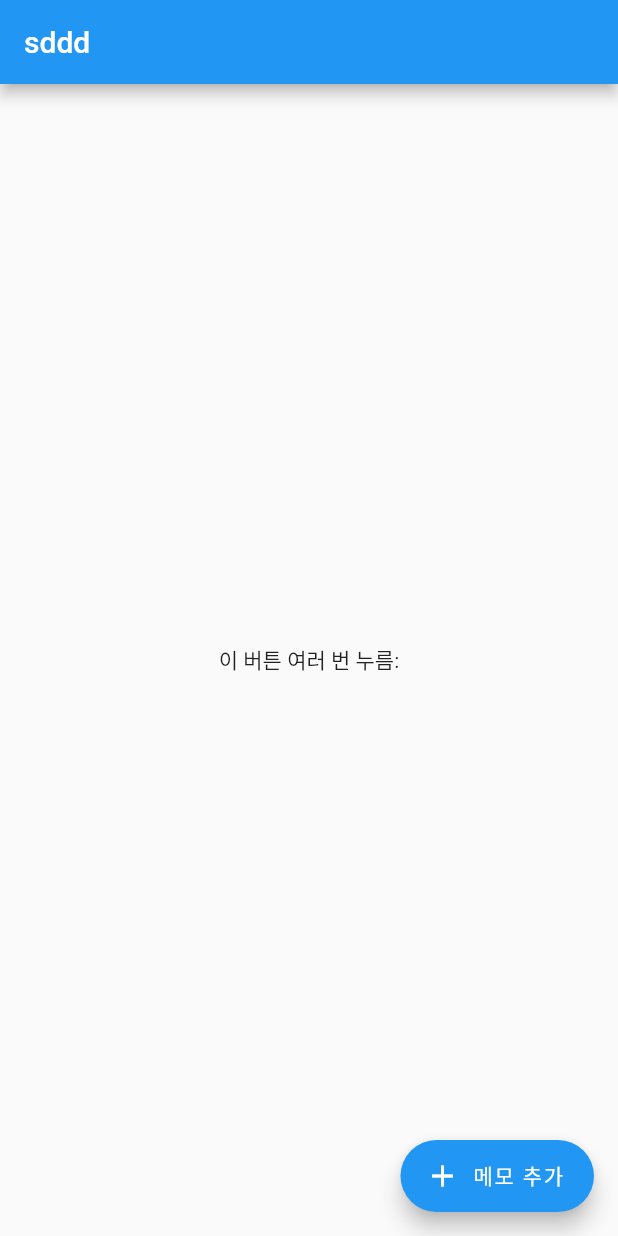
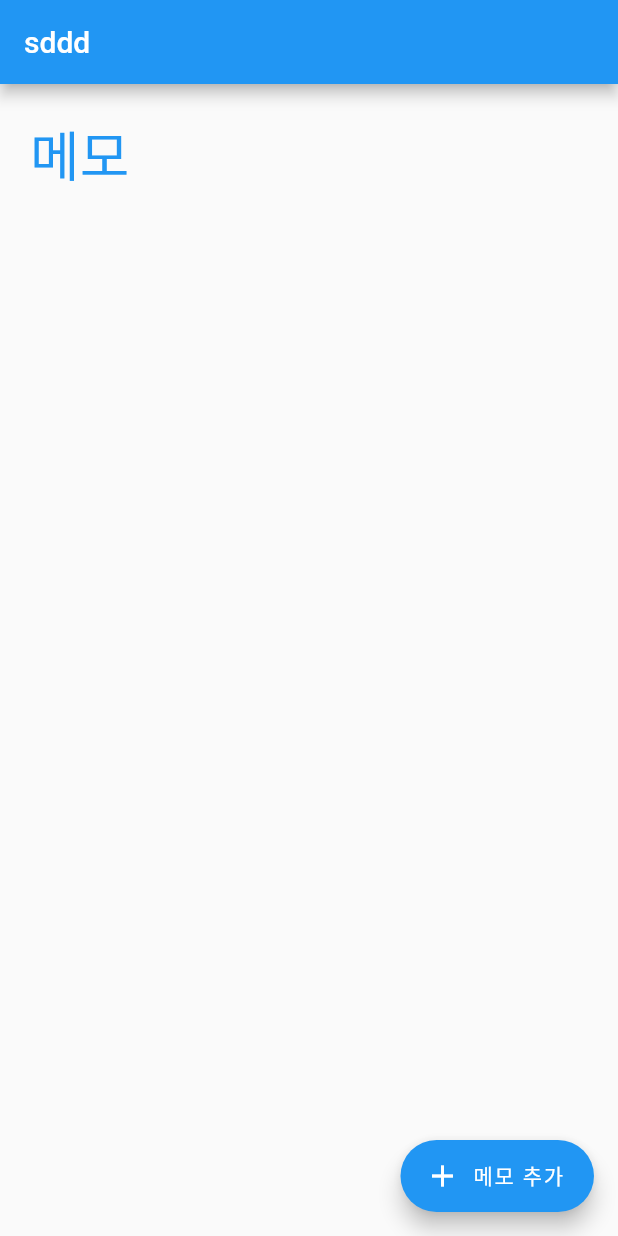
Before and after one commit to fluorjo/flutter_book_report_app, a Flutter app: the screen it shows after launch, on a phone screen of 412 x 824 dp. Run offline on Flutter 3.47's test engine with Material 2 defaults, Android fonts, the phone set to English and light mode, and no system bars; our stand-ins replace flutter_svg, table_calendar.

```diff
--- a/lib/screens/memo_home_page.dart
+++ b/lib/screens/memo_home_page.dart
@@ -17,15 +17,18 @@
       appBar: AppBar(
         title: const Text('sddd'),
       ),
-      body: Center(
-        child: Column(
-          mainAxisAlignment: MainAxisAlignment.center,
-          children: const <Widget>[
-            Text(
-              '이 버튼 여러 번 누름:',
-            ),
-          ],
-        ),
+      body: ListView(
+        physics: const BouncingScrollPhysics(),
+        children: <Widget>[
+          Row(
+            children: const <Widget>[
+              Padding(
+                  padding: EdgeInsets.only(left: 20, top: 20, bottom: 20),
+                  child: Text('메모',
+                      style: TextStyle(fontSize: 36, color: Colors.blue)))
+            ],
+          ),
+        ],
       ),
       floatingActionButton: FloatingActionButton.extended(
         onPressed: () {
@@ -39,3 +42,12 @@
     );
   }
 }
+
+// LoadMemo() {
+//   List<Widget> memoList = [];
+//   memoList.add(Container(
+//     color: Colors.pinkAccent,
+//     height: 100,
+//   ));
+//   return memoList;
+// }
```
Also changed, not shown: lib/screens/memo_write_page.dart (+35 -1 lines).
